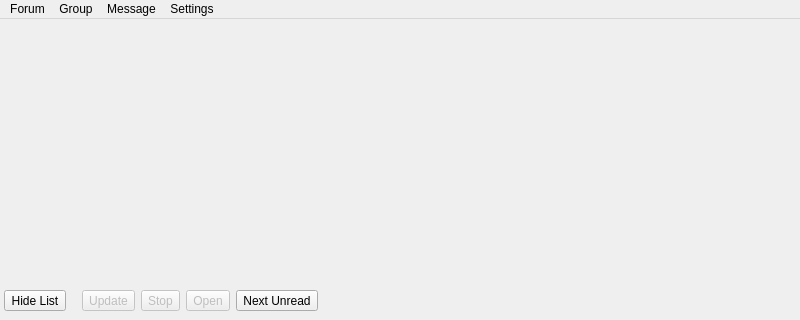
Old version of the form src/reader/mainwindow.ui in the repository vranki/siilihai-client; both pictures show x 0 to 800 and y 0 to 320 of the 800 by 600 pixel window.
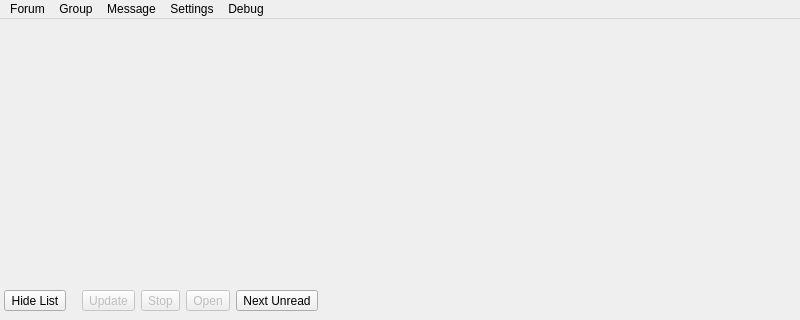
New version of the form. Icons and pictures are not drawn.

Commit message: debug mode & other fixes & tuning

The edit to the form file:
```diff
--- a/src/reader/mainwindow.ui
+++ b/src/reader/mainwindow.ui
@@ -219,7 +219,7 @@
      <x>0</x>
      <y>0</y>
      <width>800</width>
-     <height>21</height>
+     <height>25</height>
     </rect>
    </property>
    <widget class="QMenu" name="menuForum">
@@ -273,10 +273,21 @@
     </widget>
     <addaction name="menuView_as"/>
    </widget>
+   <widget class="QMenu" name="menuDebug">
+    <property name="enabled">
+     <bool>true</bool>
+    </property>
+    <property name="title">
+     <string>Debug</string>
+    </property>
+    <addaction name="actionStart_sync"/>
+    <addaction name="actionEnd_sync"/>
+   </widget>
    <addaction name="menuForum"/>
    <addaction name="menuGroup"/>
    <addaction name="menuMessages"/>
    <addaction name="menuSettings"/>
+   <addaction name="menuDebug"/>
   </widget>
   <widget class="QStatusBar" name="statusbar"/>
   <action name="actionSubscribe_to">
```
Left out of the diff: 12 changed lines with no effect on the pictures. The commit also changes 6 other files.
